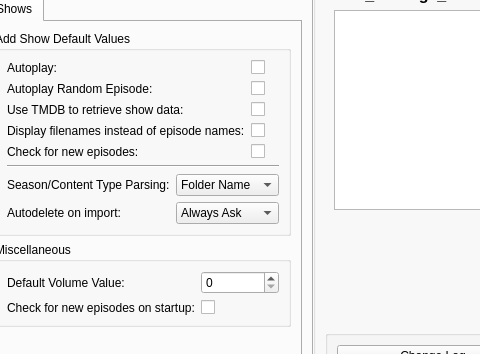
Qt form mainwindow.ui (therealMaPMaKeR/MMDiary) before a commit; both pictures show x 387 to 867 and y 83 to 437 of the 960 by 540 pixel window.
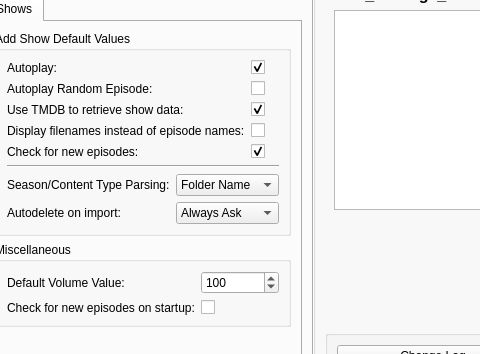
The same form after that commit. Custom widgets are drawn as their Qt base class.

```diff
--- a/mainwindow.ui
+++ b/mainwindow.ui
@@ -2072,6 +2072,9 @@
                        <property name="text">
                         <string/>
                        </property>
+                       <property name="checked">
+                        <bool>true</bool>
+                       </property>
                       </widget>
                      </item>
                      <item row="1" column="0">
@@ -2100,6 +2103,9 @@
                        <property name="text">
                         <string/>
                        </property>
+                       <property name="checked">
+                        <bool>true</bool>
+                       </property>
                       </widget>
                      </item>
                      <item row="3" column="0">
@@ -2128,6 +2134,9 @@
                        <property name="text">
                         <string/>
                        </property>
+                       <property name="checked">
+                        <bool>true</bool>
+                       </property>
                       </widget>
                      </item>
                     </layout>
@@ -2212,7 +2221,14 @@
                     </widget>
                    </item>
                    <item row="0" column="1">
-                    <widget class="QSpinBox" name="spinBox_VP_Shows_DefaultVolume"/>
+                    <widget class="QSpinBox" name="spinBox_VP_Shows_DefaultVolume">
+                     <property name="maximum">
+                      <number>150</number>
+                     </property>
+                     <property name="value">
+                      <number>100</number>
+                     </property>
+                    </widget>
                    </item>
                    <item row="1" column="0">
                     <widget class="QLabel" name="label_3">
```
